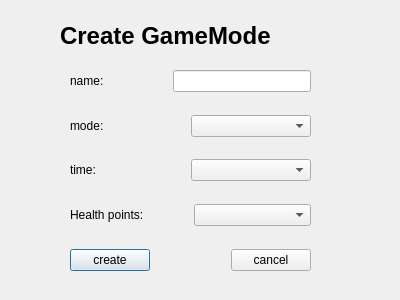
The window that creategm.ui (MarkGasse/GUILaserTag) describes before a commit, drawn with Qt 5.
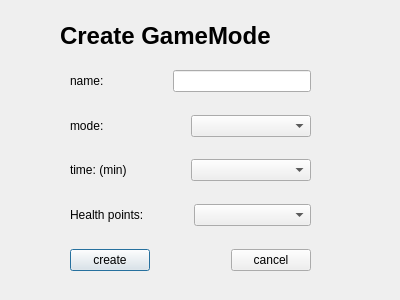
The same window after the commit. Icons and pictures are not drawn.

```diff
--- a/creategm.ui
+++ b/creategm.ui
@@ -122,7 +122,7 @@
       <item>
        <widget class="QLabel" name="label_3">
         <property name="text">
-         <string>time:</string>
+         <string>time: (min)</string>
         </property>
        </widget>
       </item>
```
